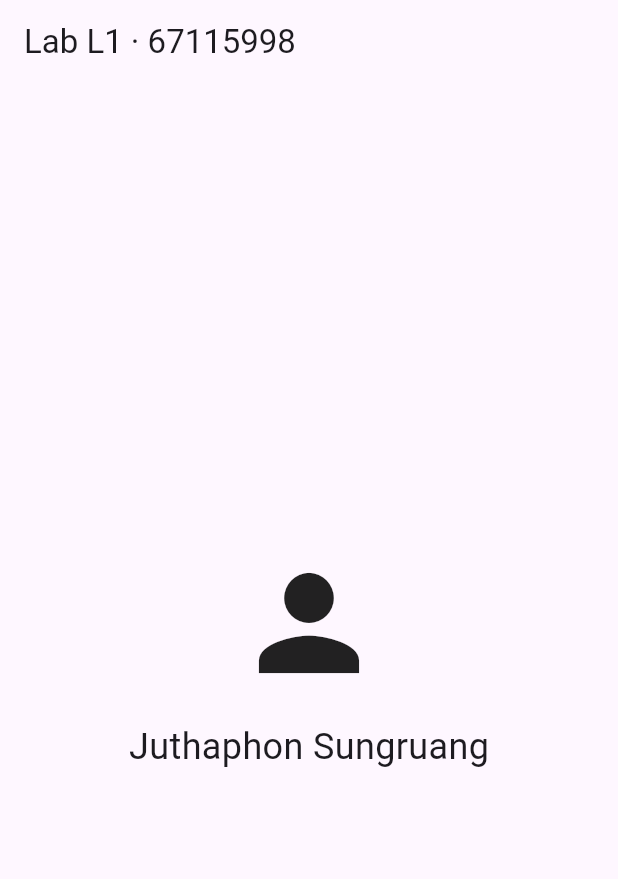
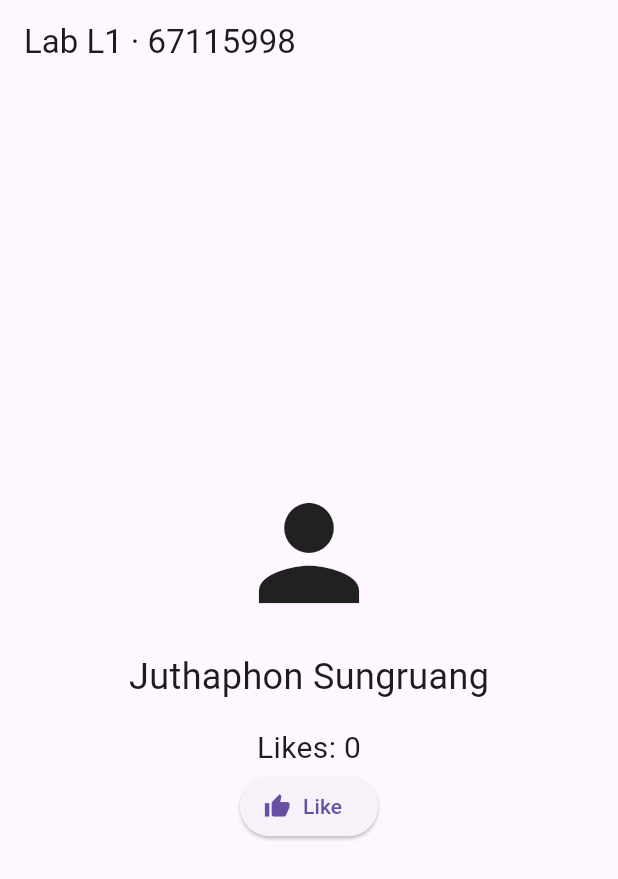
Before and after one commit to mxxnt25/lab01_profile, a Flutter app: the screen it shows after launch, on a phone screen of 412 x 824 dp. Shown: the top 879 px of the screen. Run offline on Flutter 3.47's test engine with Material 3 defaults, Android fonts, the phone set to English and light mode, and no system bars.

Commit message:
Convert to StatefulWidget and add Like button

```diff
--- a/lib/main.dart
+++ b/lib/main.dart
@@ -14,20 +14,38 @@ class MyApp extends StatelessWidget {
   }
 }
 
-class HomePage extends StatelessWidget {
+class HomePage extends StatefulWidget {
   const HomePage({super.key});
+
+  @override
+  State<HomePage> createState() => _HomePageState();
+}
+
+class _HomePageState extends State<HomePage> {
+  int likes = 0;
 
   @override
   Widget build(BuildContext context) {
     return Scaffold(
       appBar: AppBar(title: const Text('Lab L1 · 67115998')),
-      body: const Center(
+      body: Center(
         child: Column(
           mainAxisAlignment: MainAxisAlignment.center,
           children: [
-            Icon(Icons.person, size: 100),
-            SizedBox(height: 16),
-            Text('Juthaphon Sungruang', style: TextStyle(fontSize: 24)),
+            const Icon(Icons.person, size: 100),
+            const SizedBox(height: 16),
+            const Text('Juthaphon Sungruang', style: TextStyle(fontSize: 24)),
+            const SizedBox(height: 16),
+            Text('Likes: $likes', style: const TextStyle(fontSize: 20)),
+            ElevatedButton.icon(
+              onPressed: () {
+                setState(() {
+                  likes++;
+                });
+              },
+              icon: const Icon(Icons.thumb_up),
+              label: const Text('Like'),
+            ),
           ],
         ),
       ),
```
